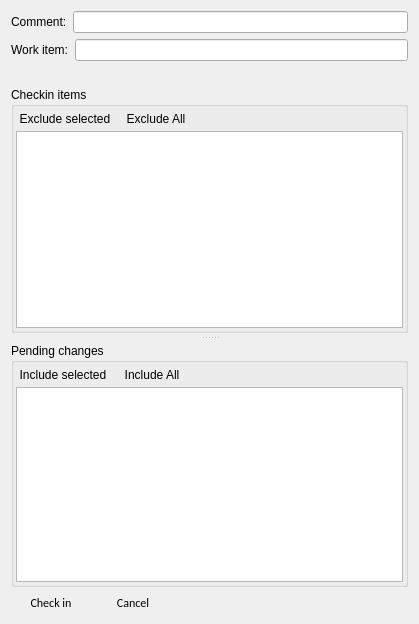
The window that src/checkin.ui (nundee/GitCheckin) describes before a commit, drawn with Qt 5.
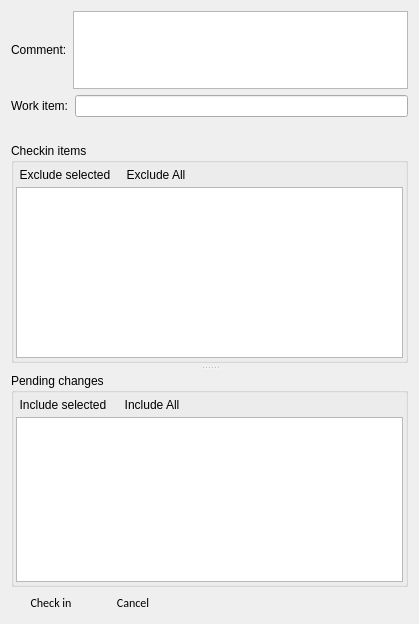
The same window after the commit. Icons and pictures are not drawn.

Diff of the .ui file:
```diff
--- a/src/checkin.ui
+++ b/src/checkin.ui
@@ -62,7 +62,7 @@
      <property name="handleWidth">
       <number>10</number>
      </property>
-     <widget class="QWidget" name="">
+     <widget class="QWidget" name="layoutWidget">
       <layout class="QVBoxLayout" name="verticalLayout_3">
        <item>
         <layout class="QHBoxLayout" name="horizontalLayout_4">
@@ -74,7 +74,14 @@
           </widget>
          </item>
          <item>
-          <widget class="QLineEdit" name="lineEditComment"/>
+          <widget class="QPlainTextEdit" name="textEditComment">
+           <property name="maximumSize">
+            <size>
+             <width>16777215</width>
+             <height>100</height>
+            </size>
+           </property>
+          </widget>
          </item>
         </layout>
        </item>
@@ -184,7 +191,7 @@
        </item>
       </layout>
      </widget>
-     <widget class="QWidget" name="">
+     <widget class="QWidget" name="layoutWidget">
       <layout class="QVBoxLayout" name="verticalLayout_4">
        <item>
         <widget class="QGroupBox" name="groupBox_2">
```
Left out of the diff: 8 changed lines with no effect on the pictures.
